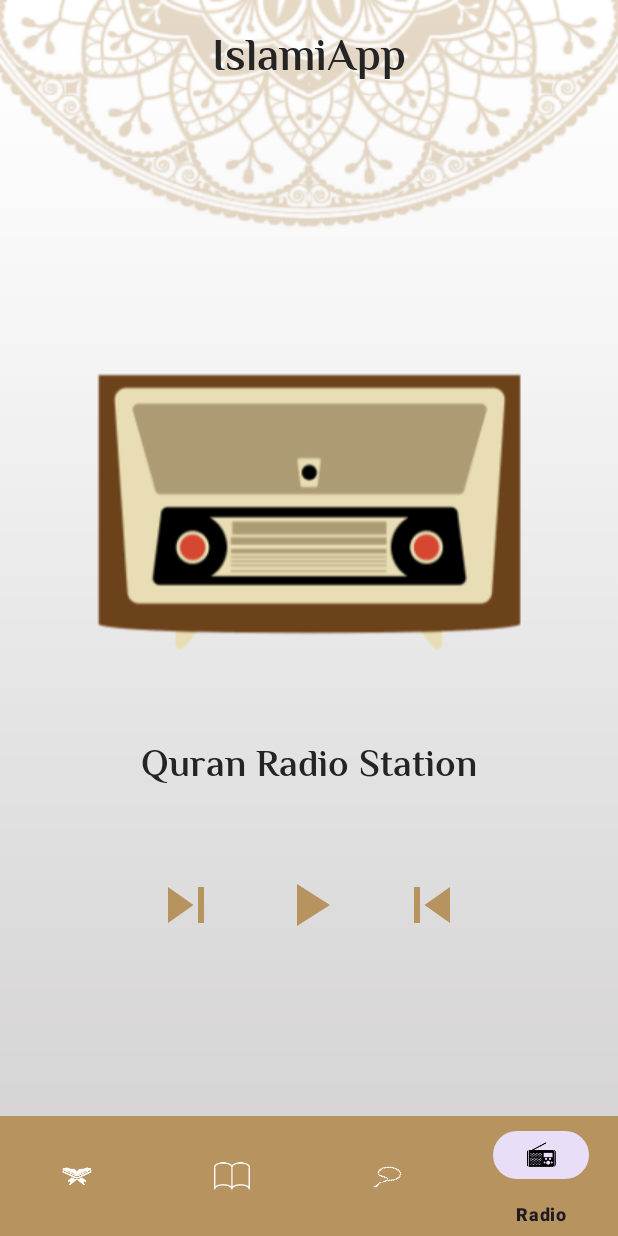
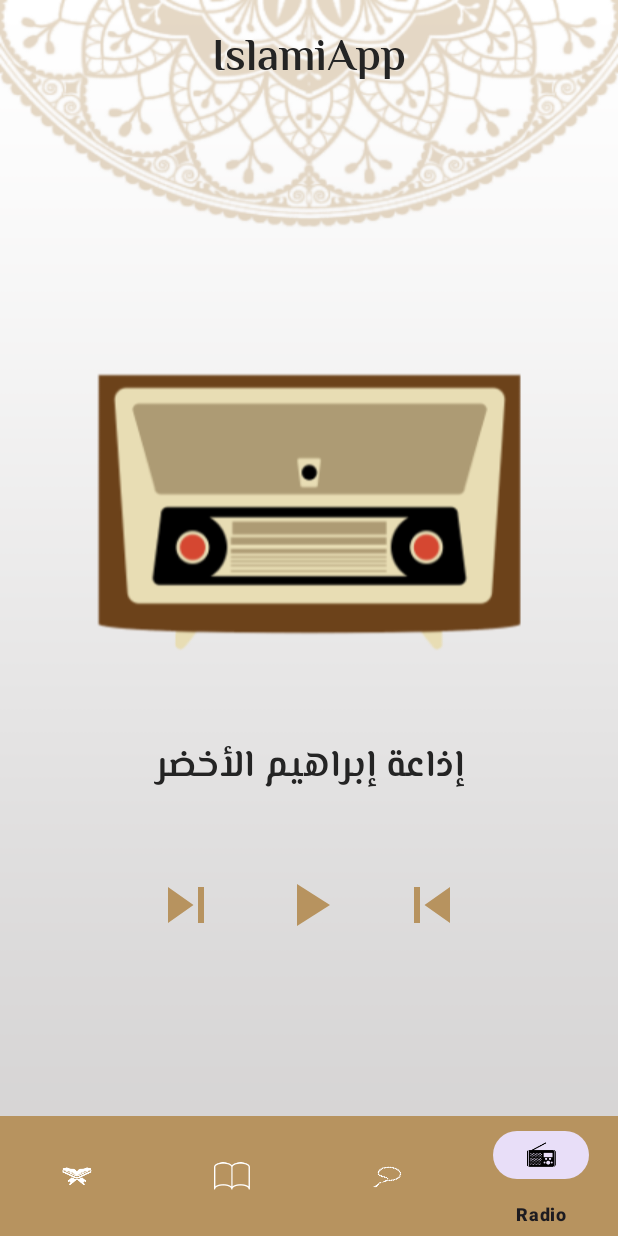
Before and after one commit to AbdullhGaber/IslamiApp, an Android app: the RadioFragment screen opened through its navigation route, on a phone screen of 412 x 824 dp. Run offline under Robolectric (Android 15) with nearby library versions, the phone set to English and light mode, and no system bars; our stand-ins replace navigation-ui; 2 statements that could not run were skipped.

Commit message:
+ Implementing Radio Station Feature + Adding Service With Notification

```diff
--- /dev/null
+++ b/app/src/main/java/com/example/islamiapp/data/models/Radio.kt
@@ -0,0 +1,6 @@
+package com.example.islamiapp.data.models
+
+data class Radio(
+    val name : String,
+    val url : String
+)
--- a/app/src/main/java/com/example/islamiapp/ui/fragments/home/radio/ui/RadioFragment.kt
+++ b/app/src/main/java/com/example/islamiapp/ui/fragments/home/radio/ui/RadioFragment.kt
@@ -1,15 +1,45 @@
 package com.example.islamiapp.ui.fragments.home.radio.ui
 
+import android.content.ComponentName
+import android.content.Context
+import android.content.Intent
+import android.content.ServiceConnection
 import android.os.Bundle
+import android.os.IBinder
 import androidx.fragment.app.Fragment
 import android.view.LayoutInflater
 import android.view.View
 import android.view.ViewGroup
+import com.example.islamiapp.R
+import com.example.islamiapp.data.models.Radio
 import com.example.islamiapp.databinding.FragmentRadioBinding
+import com.example.islamiapp.services.RadioService
 
 
 class RadioFragment : Fragment() {
     private lateinit var mBinding : FragmentRadioBinding
+    private lateinit var mRadiosList : List<Radio>
+    private var mCurrentIndex = 0
+    private var mRadioService : RadioService? = null
+    private var mBound = false
+    val mServiceConnection = object : ServiceConnection{
+        override fun onServiceConnected(name: ComponentName?, service: IBinder?) {
+            val binder = service as RadioService.RadioBinder
+            mRadioService = binder.getService()
+            mBound = true
+        }
+
+        override fun onServiceDisconnected(name: ComponentName?) {
+            mRadioService = null
+            mBound = false
+        }
+    }
+
+    override fun onStart() {
+        super.onStart()
+        bindService()
+        startService()
+    }
 
     override fun onCreateView(
         inflater: LayoutInflater, container: ViewGroup?,
@@ -21,6 +51,79 @@ class RadioFragment : Fragment() {
 
     override fun onViewCreated(view: View, savedInstanceState: Bundle?) {
         super.onViewCreated(view, savedInstanceState)
+        getRadiosList()
+        bindUI()
+    }
 
+    private fun onNextClick(){
+        mBinding.nextIcIv.setOnClickListener {
+            mRadioService?.stopMediaPlayer()
+            mBinding.playIconIv.setImageResource(R.drawable.baseline_play_arrow_24)
+            mCurrentIndex = if (mCurrentIndex
+                == mRadiosList.size-1) 0 else ++mCurrentIndex
+            mRadioService?.initMediaPlayer(mRadiosList[mCurrentIndex].name,mRadiosList[mCurrentIndex].url)
+            mBinding.quranStation.text = mRadiosList[mCurrentIndex].name
+        }
+    }
+
+    private fun onPreviousClick(){
+        mBinding.previousIconIv.setOnClickListener {
+            mRadioService?.stopMediaPlayer()
+            mBinding.playIconIv.setImageResource(R.drawable.baseline_play_arrow_24)
+            mCurrentIndex = if (mCurrentIndex == 0)  mRadiosList.size-1 else --mCurrentIndex
+            mRadioService?.initMediaPlayer(mRadiosList[mCurrentIndex].name,mRadiosList[mCurrentIndex].url)
+            mBinding.quranStation.text = mRadiosList[mCurrentIndex].name
+        }
+    }
+
+    private fun onPlayClick(){
+        mBinding.playIconIv.setOnClickListener {
+            mRadioService?.let {
+                it.togglePlayMedia()
+                if(it.isMpPlaying()){
+                    mBinding.playIconIv.setImageResource(R.drawable.ic_pause)
+                }else{
+                    mBinding.playIconIv.setImageResource(R.drawable.baseline_play_arrow_24)
+                }
+            }
+        }
+    }
+
+    private fun bindUI(){
+        val radioName = mRadiosList[mCurrentIndex].name
+        val radioURL = mRadiosList[mCurrentIndex].url
+        mBinding.quranStation.text = radioName
+        mRadioService?.initMediaPlayer(radioName,radioURL)
+        onPlayClick()
+        onNextClick()
+        onPreviousClick()
+    }
+
+
+
+    private fun startService(){
+        val intent = Intent(requireContext(),RadioService::class.java)
+        requireActivity().startService(intent)
+    }
+
+    private fun bindService(){
+        val intent = Intent(requireContext(),RadioService::class.java)
+        requireActivity().bindService(intent,mServiceConnection,Context.BIND_AUTO_CREATE)
+    }
+
+    private fun getRadiosList() {
+        mRadiosList = listOf(
+            Radio(
+                "إذاعة إبراهيم الأخضر",
+                "https://backup.qurango.net/radio/ibrahim_alakdar"
+            ),
+            Radio("إذاعة القارئ ياسين", "https://backup.qurango.net/radio/alqaria_yassen"),
+            Radio("إذاعة أحمد الطرابلسي", "https://backup.qurango.net/radio/ahmed_altrabulsi")
+        )
+    }
+
+    override fun onStop() {
+        super.onStop()
+        requireActivity().unbindService(mServiceConnection)
     }
 }
--- a/app/src/main/res/layout/fragment_radio.xml
+++ b/app/src/main/res/layout/fragment_radio.xml
@@ -33,7 +33,7 @@
         app:layout_constraintTop_toBottomOf="@+id/islami_tv" />
 
     <TextView
-        android:id="@+id/textView"
+        android:id="@+id/quran_station"
         style="@style/title"
         android:layout_width="wrap_content"
         android:layout_height="wrap_content"
@@ -54,7 +54,7 @@
         app:layout_constraintEnd_toStartOf="@+id/previous_icon_iv"
         app:layout_constraintHorizontal_bias="0.501"
         app:layout_constraintStart_toEndOf="@+id/next_ic_iv"
-        app:layout_constraintTop_toBottomOf="@+id/textView" />
+        app:layout_constraintTop_toBottomOf="@+id/quran_station" />
 
     <ImageView
         android:id="@+id/next_ic_iv"
--- a/app/src/main/res/values/strings.xml
+++ b/app/src/main/res/values/strings.xml
@@ -15,4 +15,6 @@
     <string name="quran_radio_station">Quran Radio Station</string>
     <string name="previous_play_icon">Previous Play Icon</string>
     <string name="next_play_icon">Next Play Icon</string>
+    <string name="channel_name">Radio Notification</string>
+    <string name="channel_description">Radio Station</string>
 </resources>
```
Also changed, not shown: app/src/main/AndroidManifest.xml (+11 -1 lines), app/src/main/java/com/example/islamiapp/IslamiApp.kt (added, +33 -0 lines), app/src/main/java/com/example/islamiapp/services/RadioService.kt (added, +156 -0 lines), app/src/main/java/com/example/islamiapp/util/Constants.kt (added, +7 -0 lines), app/src/main/res/layout/notification_view.xml (added, +51 -0 lines), app/src/main/res/drawable/ic_pause.png (added), 1 other file.
